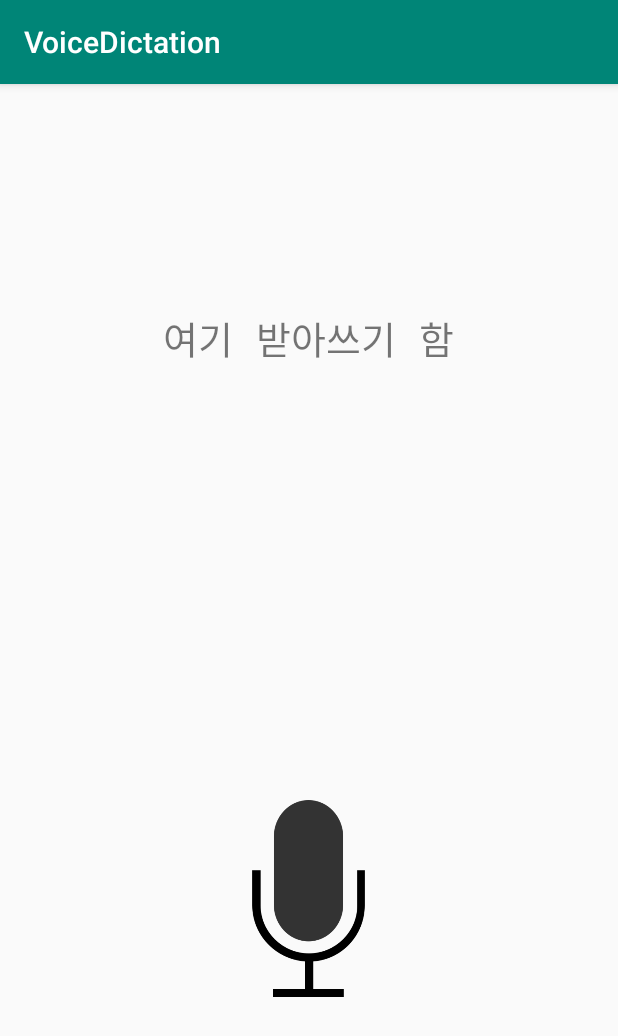
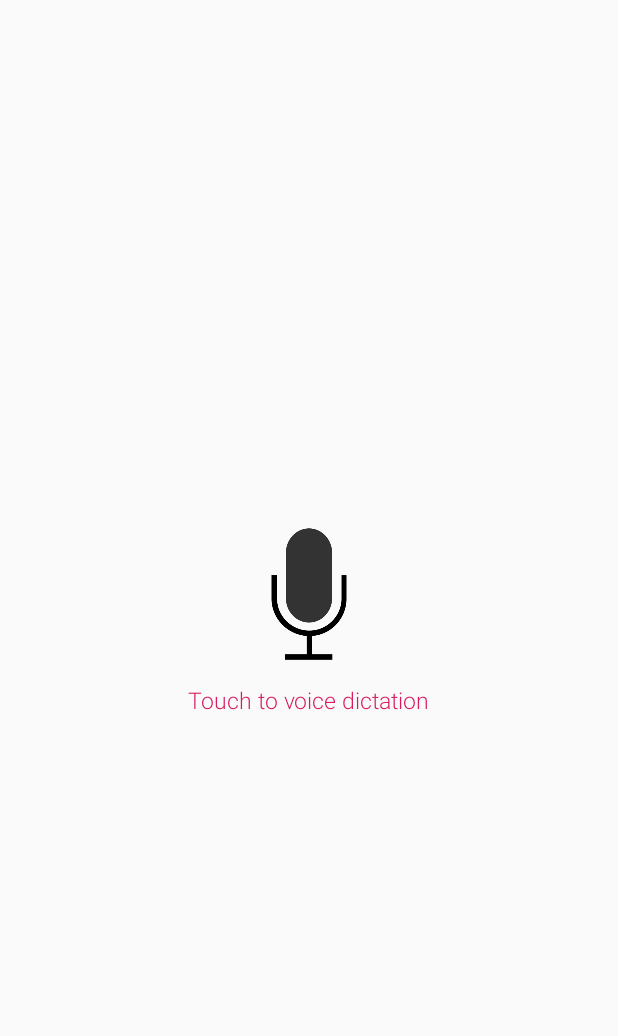
Before and after one commit to dfjung4254/DictateVoice, an Android app: the screen it shows after launch (MainActivity), on a phone screen of 412 x 824 dp. Shown: the top 1036 px of the screen. Run offline under Robolectric (Android 15) with nearby library versions, the light colour scheme and no system bars.

Commit message:
change custom UI

```diff
--- a/app/src/main/AndroidManifest.xml
+++ b/app/src/main/AndroidManifest.xml
@@ -1,6 +1,9 @@
 <?xml version="1.0" encoding="utf-8"?>
 <manifest xmlns:android="http://schemas.android.com/apk/res/android"
     package="com.devjk.voicedictation">
+
+    <uses-permission android:name="android.permission.RECORD_AUDIO" />
+    <uses-permission android:name="android.permission.INTERNET" />
 
     <application
         android:allowBackup="true"
--- a/app/src/main/res/layout/activity_main.xml
+++ b/app/src/main/res/layout/activity_main.xml
@@ -1,5 +1,5 @@
 <?xml version="1.0" encoding="utf-8"?>
-<RelativeLayout xmlns:android="http://schemas.android.com/apk/res/android"
+<FrameLayout xmlns:android="http://schemas.android.com/apk/res/android"
     xmlns:app="http://schemas.android.com/apk/res-auto"
     xmlns:tools="http://schemas.android.com/tools"
     android:layout_width="match_parent"
@@ -7,24 +7,46 @@
     tools:context=".MainActivity"
     android:orientation="vertical">
 
-    <TextView
-        android:id="@+id/MainActivity_TextView_dictate"
-        android:layout_width="wrap_content"
-        android:layout_height="wrap_content"
-        android:text="여기 받아쓰기 함"
-        android:layout_centerHorizontal="true"
-        android:layout_marginTop="150dp"
-        android:textSize="25sp"
-        android:fontFamily="serif-monospace"
-        android:layout_alignParentTop="true"/>
+    <LinearLayout
+        android:layout_width="match_parent"
+        android:layout_height="match_parent"
+        android:gravity="center"
+        android:orientation="vertical">
 
-    <ImageView
-        android:id="@+id/MainActivity_ImageView_icon"
-        android:layout_width="150dp"
-        android:layout_height="150dp"
-        android:layout_centerHorizontal="true"
-        android:layout_marginBottom="150dp"
-        android:layout_alignParentBottom="true"
-        android:src="@drawable/mic_black"/>
+        <ImageView
+            android:id="@+id/MainActivity_ImageView_Mic"
+            android:layout_width="100dp"
+            android:layout_height="100dp"
+            android:src="@drawable/mic_black"/>
 
-</RelativeLayout>
+        <TextView
+            android:id="@+id/MainActivity_TextView_Mic"
+            android:layout_width="wrap_content"
+            android:layout_height="wrap_content"
+            android:layout_gravity="center"
+            android:text="@string/touchStart"
+            android:layout_marginTop="10dp"
+            android:textSize="15sp"
+            android:textColor="@color/colorAccent"
+            android:fontFamily="sans-serif-light"/>
+
+    </LinearLayout>
+
+    <RelativeLayout
+        android:layout_width="match_parent"
+        android:layout_height="match_parent">
+
+        <TextView
+            android:id="@+id/MainActivity_TextView_dictate"
+            android:layout_width="wrap_content"
+            android:layout_height="wrap_content"
+            android:layout_alignParentBottom="true"
+            android:layout_centerHorizontal="true"
+            android:layout_marginBottom="200dp"
+            android:textSize="20sp"
+            android:fontFamily="sans-serif-black"/>
+
+    </RelativeLayout>
+
+
+</FrameLayout>
--- a/app/src/main/res/values/strings.xml
+++ b/app/src/main/res/values/strings.xml
@@ -1,3 +1,5 @@
 <resources>
     <string name="app_name">VoiceDictation</string>
+    <string name="touchStart">Touch to voice dictation</string>
+    <string name="touchFinish">Touch to finish dictation</string>
 </resources>
--- a/app/src/main/res/values/styles.xml
+++ b/app/src/main/res/values/styles.xml
@@ -2,6 +2,9 @@
 
     <!-- Base application theme. -->
     <style name="AppTheme" parent="Theme.AppCompat.Light.DarkActionBar">
+        <!-- No Action Bar -->
+        <item name="windowActionBar">false</item>
+        <item name="windowNoTitle">true</item>
         <!-- Customize your theme here. -->
         <item name="colorPrimary">@color/colorPrimary</item>
         <item name="colorPrimaryDark">@color/colorPrimaryDark</item>
```
Also changed, not shown: app/src/main/java/com/devjk/voicedictation/MainActivity.java (+104 -16 lines).
